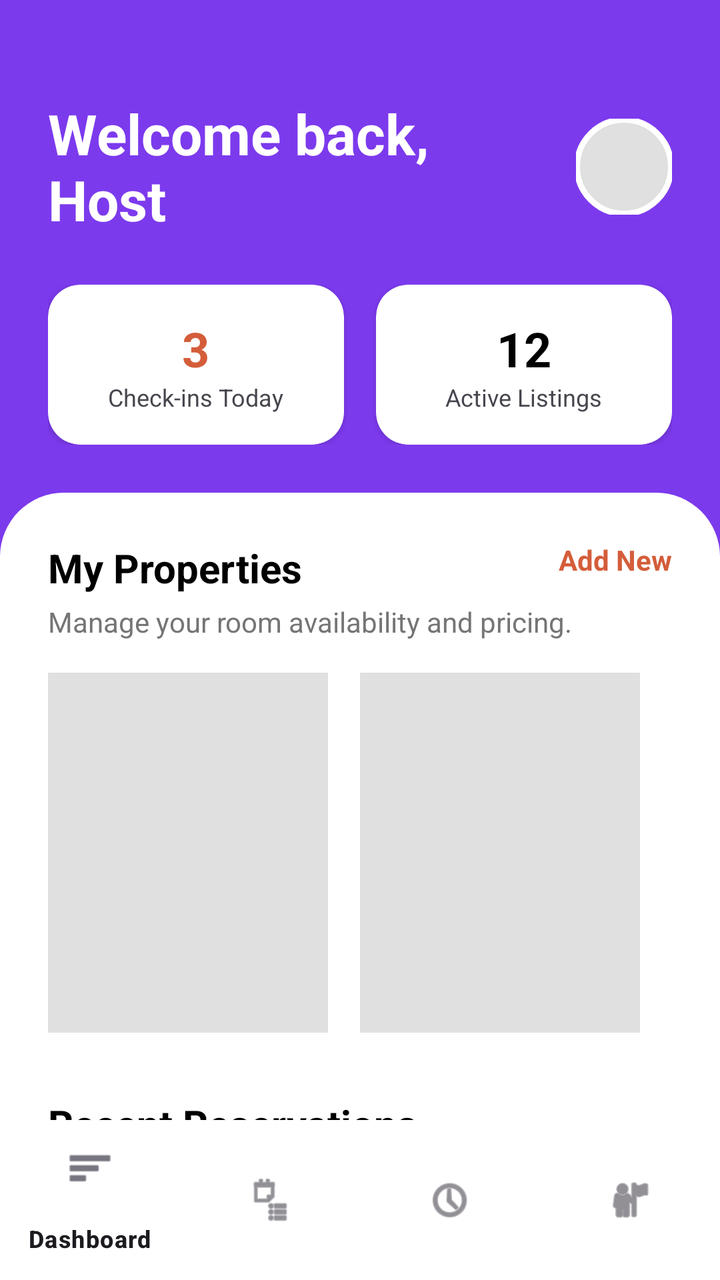
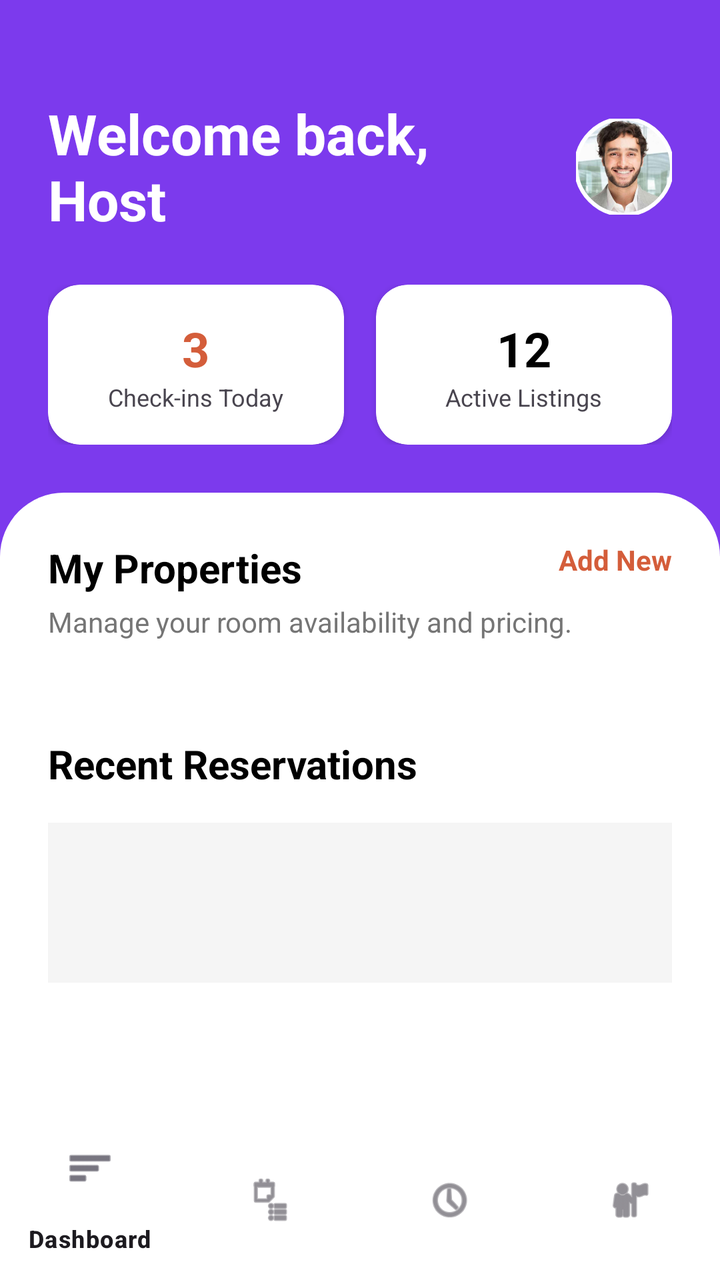

Compare the two renders of this Android layout. The source of the first and the diff that turns it into the second are given below.
<!-- AndroidManifest.xml: application theme Theme.HostelWorld -->
<!-- res/layout/activity_host_dashboard.xml -->
<?xml version="1.0" encoding="utf-8"?>
<androidx.constraintlayout.widget.ConstraintLayout
    xmlns:android="http://schemas.android.com/apk/res/android"
    xmlns:app="http://schemas.android.com/apk/res-auto"
    android:layout_width="match_parent"
    android:layout_height="match_parent"
    android:background="#7C3AED">

    <TextView
        android:id="@+id/tvHostHeader"
        android:layout_width="0dp"
        android:layout_height="wrap_content"
        android:layout_marginStart="24dp"
        android:layout_marginTop="48dp"
        android:layout_marginEnd="16dp"
        android:text="Welcome back,\nHost"
        android:textColor="#FFFFFF"
        android:textSize="28sp"
        android:textStyle="bold"
        app:layout_constraintEnd_toStartOf="@+id/ivHostProfilePic"
        app:layout_constraintStart_toStartOf="parent"
        app:layout_constraintTop_toTopOf="parent" />

    <com.google.android.material.imageview.ShapeableImageView
        android:id="@+id/ivHostProfilePic"
        android:layout_width="48dp"
        android:layout_height="48dp"
        android:layout_marginEnd="24dp"
        android:scaleType="centerCrop"
        android:src="@drawable/circle_placeholder"
        app:layout_constraintBottom_toBottomOf="@+id/tvHostHeader"
        app:layout_constraintEnd_toEndOf="parent"
        app:layout_constraintTop_toTopOf="@+id/tvHostHeader"
        app:shapeAppearanceOverlay="@style/CircleShape"
        app:strokeColor="#FFFFFF"
        app:strokeWidth="2dp" />

    <LinearLayout
        android:id="@+id/llStats"
        android:layout_width="match_parent"
        android:layout_height="wrap_content"
        android:layout_marginHorizontal="24dp"
        android:layout_marginTop="24dp"
        android:orientation="horizontal"
        android:weightSum="2"
        app:layout_constraintTop_toBottomOf="@+id/tvHostHeader">

        <androidx.cardview.widget.CardView
            android:layout_width="0dp"
            android:layout_height="80dp"
            android:layout_weight="1"
            android:layout_marginEnd="8dp"
            app:cardCornerRadius="16dp">
            <LinearLayout
                android:layout_width="match_parent"
                android:layout_height="match_parent"
                android:gravity="center"
                android:orientation="vertical">
                <TextView android:text="3" android:textSize="24sp" android:textStyle="bold" android:textColor="#D45D3A" android:layout_width="wrap_content" android:layout_height="wrap_content"/>
                <TextView android:text="Check-ins Today" android:textSize="12sp" android:layout_width="wrap_content" android:layout_height="wrap_content"/>
            </LinearLayout>
        </androidx.cardview.widget.CardView>

        <androidx.cardview.widget.CardView
            android:layout_width="0dp"
            android:layout_height="80dp"
            android:layout_weight="1"
            android:layout_marginStart="8dp"
            app:cardCornerRadius="16dp">
            <LinearLayout
                android:layout_width="match_parent"
                android:layout_height="match_parent"
                android:gravity="center"
                android:orientation="vertical">
                <TextView android:text="12" android:textSize="24sp" android:textStyle="bold" android:textColor="#000000" android:layout_width="wrap_content" android:layout_height="wrap_content"/>
                <TextView android:text="Active Listings" android:textSize="12sp" android:layout_width="wrap_content" android:layout_height="wrap_content"/>
            </LinearLayout>
        </androidx.cardview.widget.CardView>
    </LinearLayout>

    <androidx.core.widget.NestedScrollView
        android:layout_width="match_parent"
        android:layout_height="0dp"
        android:layout_marginTop="24dp"
        android:background="@drawable/rounded_top_corners_white"
        app:layout_constraintBottom_toTopOf="@+id/bottomNavHost"
        app:layout_constraintTop_toBottomOf="@+id/llStats">

        <LinearLayout
            android:layout_width="match_parent"
            android:layout_height="wrap_content"
            android:orientation="vertical"
            android:padding="24dp">

            <RelativeLayout
                android:layout_width="match_parent"
                android:layout_height="wrap_content">
                <TextView
                    android:layout_width="wrap_content"
                    android:layout_height="wrap_content"
                    android:text="My Properties"
                    android:textColor="#000000"
                    android:textSize="20sp"
                    android:textStyle="bold" />
                <TextView
                    android:layout_width="wrap_content"
                    android:layout_height="wrap_content"
                    android:layout_alignParentEnd="true"
                    android:text="Add New"
                    android:textColor="#D45D3A"
                    android:textStyle="bold"/>
            </RelativeLayout>

            <TextView
                android:layout_width="match_parent"
                android:layout_height="wrap_content"
                android:layout_marginTop="4dp"
                android:text="Manage your room availability and pricing."
                android:textColor="#757575" />

            <HorizontalScrollView
                android:layout_width="match_parent"
                android:layout_height="wrap_content"
                android:layout_marginTop="16dp"
                android:scrollbars="none">
                <LinearLayout
                    android:layout_width="wrap_content"
                    android:layout_height="180dp"
                    android:orientation="horizontal">
                    <View android:layout_width="140dp" android:layout_height="match_parent" android:background="#E0E0E0" android:layout_marginEnd="16dp"/>
                    <View android:layout_width="140dp" android:layout_height="match_parent" android:background="#E0E0E0" />
                </LinearLayout>
            </HorizontalScrollView>

            <TextView
                android:layout_width="wrap_content"
                android:layout_height="wrap_content"
                android:layout_marginTop="32dp"
                android:text="Recent Reservations"
                android:textColor="#000000"
                android:textSize="20sp"
                android:textStyle="bold" />
            <View android:layout_width="match_parent" android:layout_height="80dp" android:layout_marginTop="16dp" android:background="#F5F5F5" />
        </LinearLayout>
    </androidx.core.widget.NestedScrollView>

    <com.google.android.material.bottomnavigation.BottomNavigationView
        android:id="@+id/bottomNavHost"
        android:layout_width="match_parent"
        android:layout_height="wrap_content"
        android:background="#FFFFFF"
        app:layout_constraintBottom_toBottomOf="parent"
        app:menu="@menu/host_bottom_nav_menu" /> </androidx.constraintlayout.widget.ConstraintLayout>
<!-- resources referenced by this layout -->
<resources>
  <!-- drawable circle_placeholder (drawable) -->
  <?xml version="1.0" encoding="utf-8"?>
  <shape xmlns:android="http://schemas.android.com/apk/res/android"
      android:shape="oval">
  
      <solid android:color="#E0E0E0" />
  
      <stroke
          android:width="2dp"
          android:color="#FFFFFF" />
  </shape>
  <!-- drawable rounded_top_corners_white (drawable) -->
  <?xml version="1.0" encoding="utf-8"?>
  <shape xmlns:android="http://schemas.android.com/apk/res/android"
      android:shape="rectangle">
  
      <solid android:color="#FFFFFF" />
  
      <corners
          android:topLeftRadius="32dp"
          android:topRightRadius="32dp" />
  </shape>
  <style name="CircleShape" parent="">
          <item name="cornerFamily">rounded</item>
          <item name="cornerSize">50%</item> </style>
  <style name="Theme.HostelWorld" parent="Base.Theme.HostelWorld" />
  <style name="Base.Theme.HostelWorld" parent="Theme.Material3.DayNight.NoActionBar">
          
          
      </style>
</resources>

<!-- the commit's change to res/layout/activity_host_dashboard.xml (unified diff, before → after) -->
@@ -27,7 +27,7 @@
         android:layout_height="48dp"
         android:layout_marginEnd="24dp"
         android:scaleType="centerCrop"
-        android:src="@drawable/circle_placeholder"
+        android:src="@drawable/my_profile_pic"
         app:layout_constraintBottom_toBottomOf="@+id/tvHostHeader"
         app:layout_constraintEnd_toEndOf="parent"
         app:layout_constraintTop_toTopOf="@+id/tvHostHeader"
@@ -72,7 +72,7 @@
                 android:layout_height="match_parent"
                 android:gravity="center"
                 android:orientation="vertical">
-                <TextView android:text="12" android:textSize="24sp" android:textStyle="bold" android:textColor="#000000" android:layout_width="wrap_content" android:layout_height="wrap_content"/>
+                <TextView android:id="@+id/tvActiveListings" android:text="12" android:textSize="24sp" android:textStyle="bold" android:textColor="#000000" android:layout_width="wrap_content" android:layout_height="wrap_content"/>
                 <TextView android:text="Active Listings" android:textSize="12sp" android:layout_width="wrap_content" android:layout_height="wrap_content"/>
             </LinearLayout>
         </androidx.cardview.widget.CardView>
@@ -105,6 +105,7 @@
                 <TextView
                     android:layout_width="wrap_content"
                     android:layout_height="wrap_content"
+                    android:id="@+id/tvAddNew"
                     android:layout_alignParentEnd="true"
                     android:text="Add New"
                     android:textColor="#D45D3A"
@@ -118,19 +119,12 @@
                 android:text="Manage your room availability and pricing."
                 android:textColor="#757575" />
 
-            <HorizontalScrollView
+            <androidx.recyclerview.widget.RecyclerView
+                android:id="@+id/rvDashboardProperties"
                 android:layout_width="match_parent"
                 android:layout_height="wrap_content"
                 android:layout_marginTop="16dp"
-                android:scrollbars="none">
-                <LinearLayout
-                    android:layout_width="wrap_content"
-                    android:layout_height="180dp"
-                    android:orientation="horizontal">
-                    <View android:layout_width="140dp" android:layout_height="match_parent" android:background="#E0E0E0" android:layout_marginEnd="16dp"/>
-                    <View android:layout_width="140dp" android:layout_height="match_parent" android:background="#E0E0E0" />
-                </LinearLayout>
-            </HorizontalScrollView>
+                android:orientation="horizontal" />
 
             <TextView
                 android:layout_width="wrap_content"
@@ -150,4 +144,5 @@
         android:layout_height="wrap_content"
         android:background="#FFFFFF"
         app:layout_constraintBottom_toBottomOf="parent"
-        app:menu="@menu/host_bottom_nav_menu" /> </androidx.constraintlayout.widget.ConstraintLayout>
+        app:menu="@menu/host_bottom_nav_menu" />
+</androidx.constraintlayout.widget.ConstraintLayout>
<!-- resource entries referenced after the edit -->
@@ -1,16 +1,6 @@
 <!-- resources referenced by this layout -->
 <resources>
-  <!-- drawable circle_placeholder (drawable) -->
-  <?xml version="1.0" encoding="utf-8"?>
-  <shape xmlns:android="http://schemas.android.com/apk/res/android"
-      android:shape="oval">
-  
-      <solid android:color="#E0E0E0" />
-  
-      <stroke
-          android:width="2dp"
-          android:color="#FFFFFF" />
-  </shape>
+  <!-- drawable my_profile_pic: jpg bitmap (drawable, 15838 bytes) -->
   <!-- drawable rounded_top_corners_white (drawable) -->
   <?xml version="1.0" encoding="utf-8"?>
   <shape xmlns:android="http://schemas.android.com/apk/res/android"
